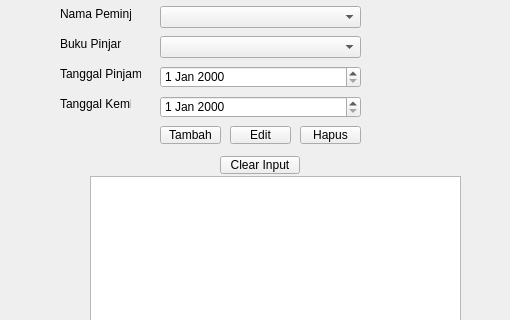
This is Tugas_2310010507/peminjaman.ui in Yuka-air/Aplikasi-Pendidikan-Berbasis-CRUD as Qt 5 draws it before an edit; both pictures show x 0 to 510 and y 83 to 403 of the 510 by 569 pixel window. The edited form follows.
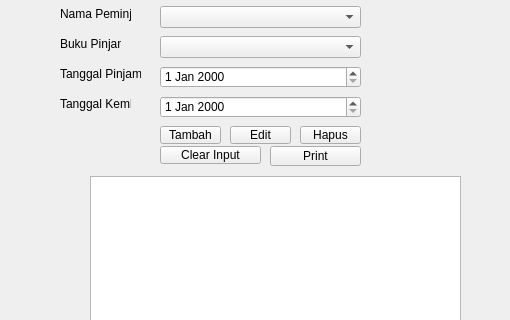
This is the edited form.

Diff of the .ui file:
```diff
--- a/Tugas_2310010507/peminjaman.ui
+++ b/Tugas_2310010507/peminjaman.ui
@@ -194,9 +194,9 @@
    <widget class="QPushButton" name="pushButton_4">
     <property name="geometry">
      <rect>
-      <x>220</x>
-      <y>220</y>
-      <width>80</width>
+      <x>160</x>
+      <y>210</y>
+      <width>101</width>
       <height>18</height>
      </rect>
     </property>
@@ -204,6 +204,19 @@
      <string>Clear Input</string>
     </property>
    </widget>
+   <widget class="QPushButton" name="pushButton_5">
+    <property name="geometry">
+     <rect>
+      <x>270</x>
+      <y>210</y>
+      <width>91</width>
+      <height>20</height>
+     </rect>
+    </property>
+    <property name="text">
+     <string>Print</string>
+    </property>
+   </widget>
   </widget>
   <widget class="QMenuBar" name="menubar">
    <property name="geometry">
```
